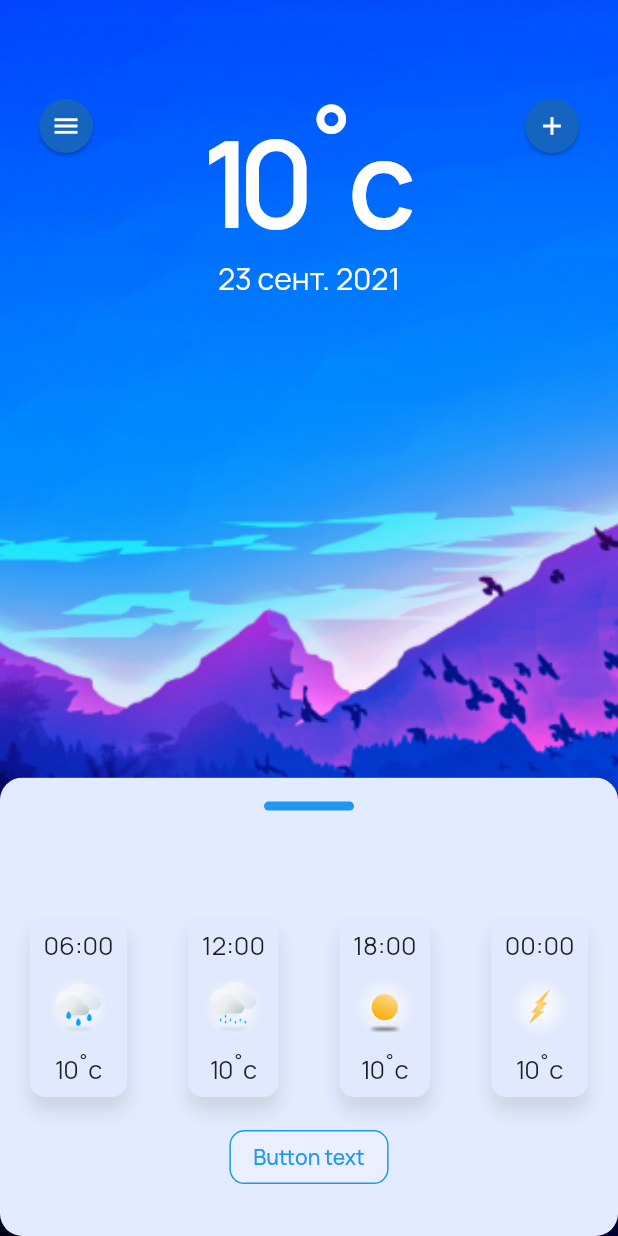
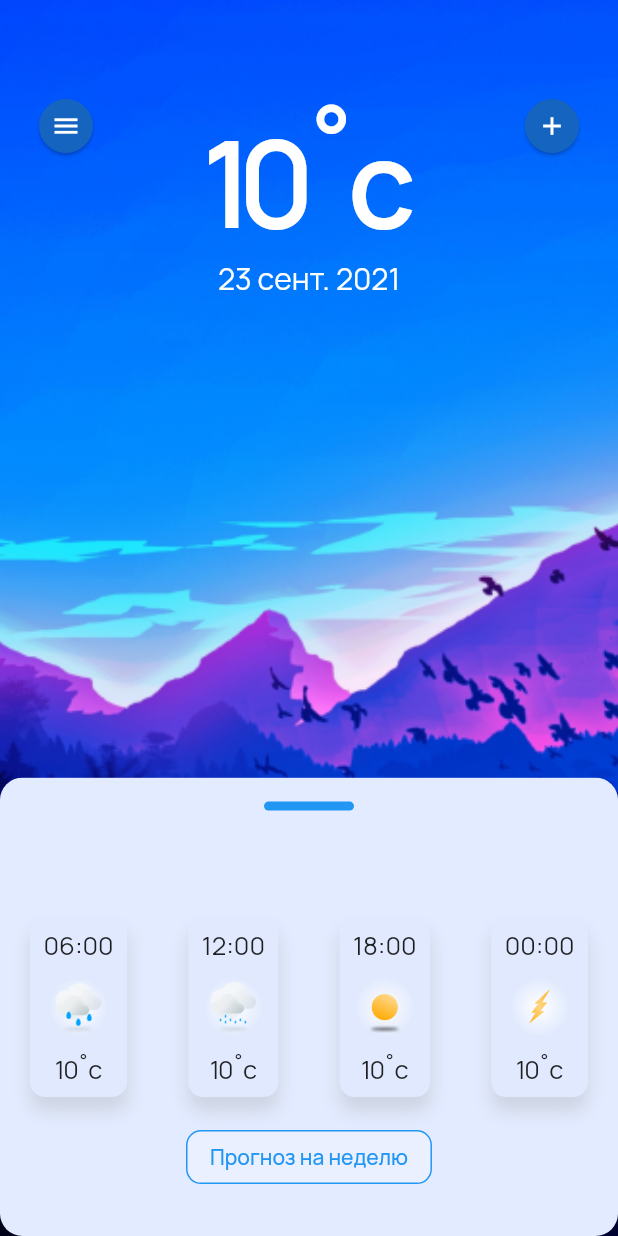
Before and after one commit to Pechenyice/flutterWeatherApp, a Flutter app: the screen it shows after launch, on a phone screen of 412 x 824 dp. Run offline on Flutter 3.47's test engine with Material 2 defaults, Android fonts, the phone set to English and light mode, and no system bars.

```diff
--- a/lib/main.dart
+++ b/lib/main.dart
@@ -13,7 +13,10 @@ class WeatherApp extends StatelessWidget {
   @override
   Widget build(BuildContext context) {
     return MaterialApp(
-        home: WeatherAppMain(), theme: ThemeData(fontFamily: 'Manrope'));
+      theme: ThemeData(fontFamily: 'Manrope'),
+      initialRoute: '/',
+      routes: {'/': (context) => WeatherAppMain()},
+    );
   }
 }
 
@@ -121,7 +124,8 @@ class _WeatherAppMainState extends State<WeatherAppMain>
                 ),
               )
             ],
-        )),
+          ),
+        ),
       );
     }
 
@@ -237,7 +241,7 @@ class _WeatherAppMainState extends State<WeatherAppMain>
                                   borderRadius: BorderRadius.circular(10));
                             }),
                           ),
-                          child: const Text("Button text"),
+                          child: const Text("Прогноз на неделю"),
                         )),
                       Divider(
                         height: 16.0,
@@ -293,7 +297,119 @@ class _WeatherAppMainState extends State<WeatherAppMain>
     );
 
     return Scaffold(
-      body: Container(
+      drawer: Drawer(
+        // Add a ListView to the drawer. This ensures the user can scroll
+        // through the options in the drawer if there isn't enough vertical
+        // space to fit everything.
+        child: ListView(
+          // Important: Remove any padding from the ListView.
+          padding: EdgeInsets.zero,
+          children: [
+            Padding(
+              padding: EdgeInsets.fromLTRB(20.0, 32.0, 0.0, 0.0),
+              child: Column(
+                children: [
+                  Text("Weather app",
+                      style: TextStyle(
+                          fontSize: 23.0, fontWeight: FontWeight.w800)),
+                  InkWell(
+                    child: Row(
+                      children: [
+                        Padding(
+                          padding: const EdgeInsets.only(top: 42.0),
+                          child: Row(
+                            mainAxisAlignment: MainAxisAlignment.center,
+                            children: <Widget>[
+                              Image.asset('assets/imgs/menuIcons/settings.png'),
+                              VerticalDivider(
+                                width: 14.0,
+                                thickness: 0,
+                                color: Colors.transparent,
+                              ),
+                              Text(
+                                'Настройки',
+                                style: TextStyle(
+                                  fontSize: 16.0,
+                                  fontWeight: FontWeight.w600,
+                                ),
+                              )
+                            ],
+                          ),
+                        ),
+                      ],
+                    ),
+                    onTap: () {
+                      Navigator.pop(context);
+                    },
+                  ),
+                  InkWell(
+                    child: Row(
+                      children: [
+                        Padding(
+                          padding: const EdgeInsets.only(top: 42.0),
+                          child: Row(
+                            mainAxisAlignment: MainAxisAlignment.center,
+                            children: <Widget>[
+                              Image.asset('assets/imgs/menuIcons/like.png'),
+                              VerticalDivider(
+                                width: 14.0,
+                                thickness: 0,
+                                color: Colors.transparent,
+                              ),
+                              Text(
+                                'Избранные',
+                                style: TextStyle(
+                                  fontSize: 16.0,
+                                  fontWeight: FontWeight.w600,
+                                ),
+                              )
+                            ],
+                          ),
+                        ),
+                      ],
+                    ),
+                    onTap: () {
+                      Navigator.pop(context);
+                    },
+                  ),
+                  InkWell(
+                    child: Row(
+                      children: [
+                        Padding(
+                          padding: const EdgeInsets.only(top: 42.0),
+                          child: Row(
+                            mainAxisAlignment: MainAxisAlignment.center,
+                            children: <Widget>[
+                              Image.asset('assets/imgs/menuIcons/about.png'),
+                              VerticalDivider(
+                                width: 14.0,
+                                thickness: 0,
+                                color: Colors.transparent,
+                              ),
+                              Text(
+                                'О приложении',
+                                style: TextStyle(
+                                  fontSize: 16.0,
+                                  fontWeight: FontWeight.w600,
+                                ),
+                              )
+                            ],
+                          ),
+                        ),
+                      ],
+                    ),
+                    onTap: () {
+                      Navigator.pop(context);
+                    },
+                  ),
+                ],
+              ),
+            ),
+          ],
+        ),
+      ),
+      body: Builder(
+        builder: (context) => Container(
           padding: EdgeInsets.fromLTRB(0.0, 60.0, 0.0, 0.0),
           decoration: const BoxDecoration(
             image: DecorationImage(
@@ -345,7 +461,9 @@ class _WeatherAppMainState extends State<WeatherAppMain>
                     mainAxisAlignment: MainAxisAlignment.spaceBetween,
                     children: [
                       RawMaterialButton(
-                      onPressed: () {},
+                        onPressed: () {
+                          Scaffold.of(context).openDrawer();
+                        },
                         elevation: 1.0,
                         fillColor: Colors.blue[800],
                         child: Icon(
@@ -386,6 +504,7 @@ class _WeatherAppMainState extends State<WeatherAppMain>
             ),
           ]),
         ),
+      ),
     );
   }
 }
```
Also changed, not shown: assets/imgs/menuIcons/about.png (added), assets/imgs/menuIcons/like.png (added), assets/imgs/menuIcons/settings.png (added). Lines whose indentation alone changed are shown as unchanged.
